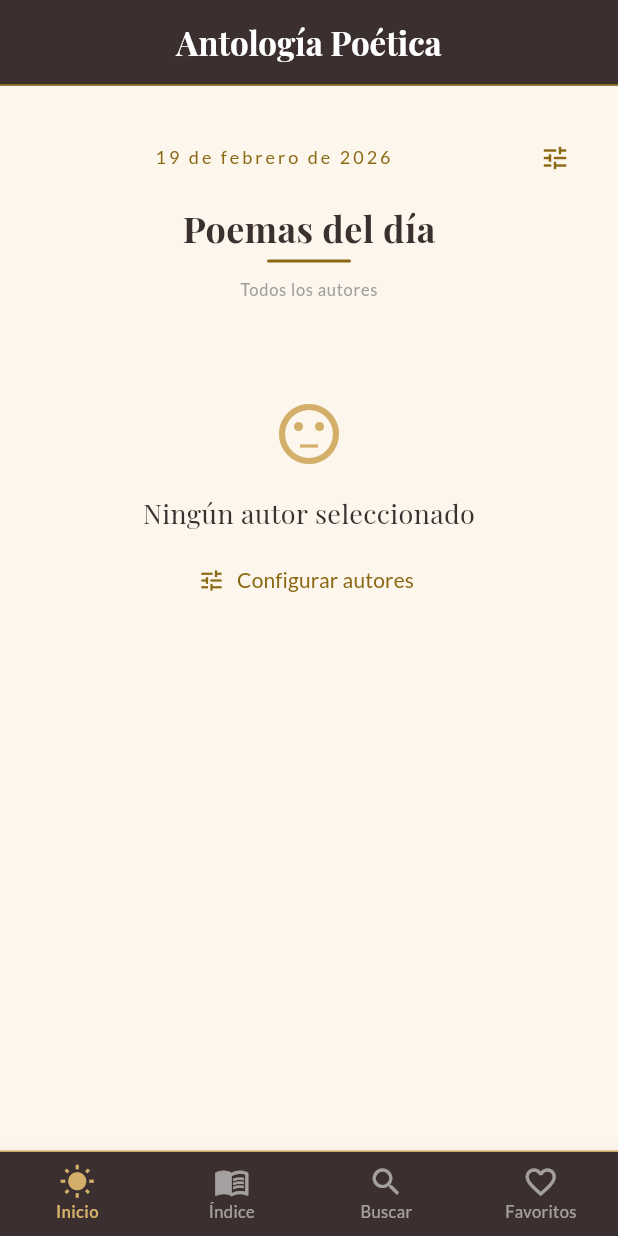
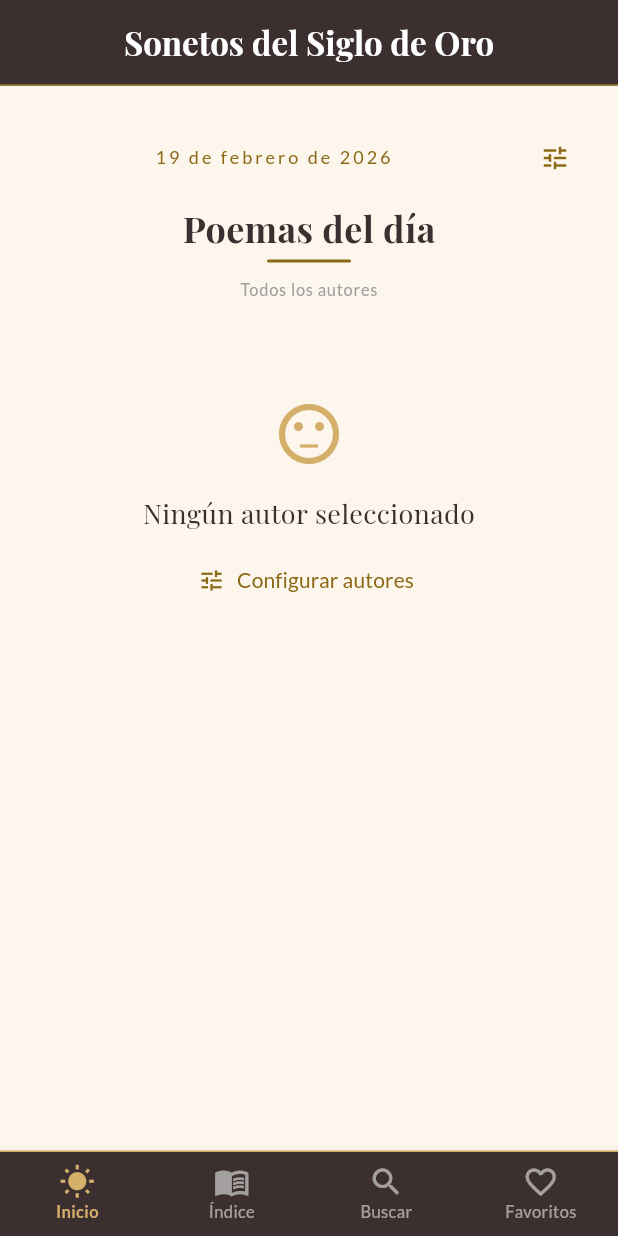
Before and after one commit to mastercobos/PoemasSiglodeOro, a Flutter app: the RootScreen screen opened directly with empty values, on a phone screen of 412 x 824 dp. Run offline on Flutter 3.47's test engine with Material 3 defaults, Android fonts, the phone set to English and light mode, and no system bars; our stand-ins replace google_fonts, shared_preferences; accounts and stored records are empty.

Commit message:
Cambio de título

```diff
--- a/lib/main.dart
+++ b/lib/main.dart
@@ -96,7 +96,7 @@ class _PoemasAppState extends State<PoemasApp> {
         ChangeNotifierProvider(create: (_) => AjustesProvider(autores)),
       ],
       child: MaterialApp(
-        title: 'Antología Poética',
+        title: 'Sonetos del Siglo de Oro',
         debugShowCheckedModeBanner: false,
         theme: ThemeData(
           useMaterial3: true,
--- a/lib/screens/root_screen.dart
+++ b/lib/screens/root_screen.dart
@@ -25,7 +25,7 @@ class _RootScreenState extends State<RootScreen> {
         backgroundColor: const Color(0xFF3B2F2F),
         foregroundColor: Colors.white,
         title: Text(
-          'Antología Poética',
+          'Sonetos del Siglo de Oro',
           style: GoogleFonts.playfairDisplay(
               fontSize: 22, fontWeight: FontWeight.bold),
         ),
--- a/pubspec.yaml
+++ b/pubspec.yaml
@@ -10,6 +10,8 @@ dependencies:
   flutter:
     sdk: flutter
   google_fonts: ^6.1.0
+  shared_preferences: ^2.3.0
+  provider: ^6.1.2
 
 flutter:
   uses-material-design: true
```
